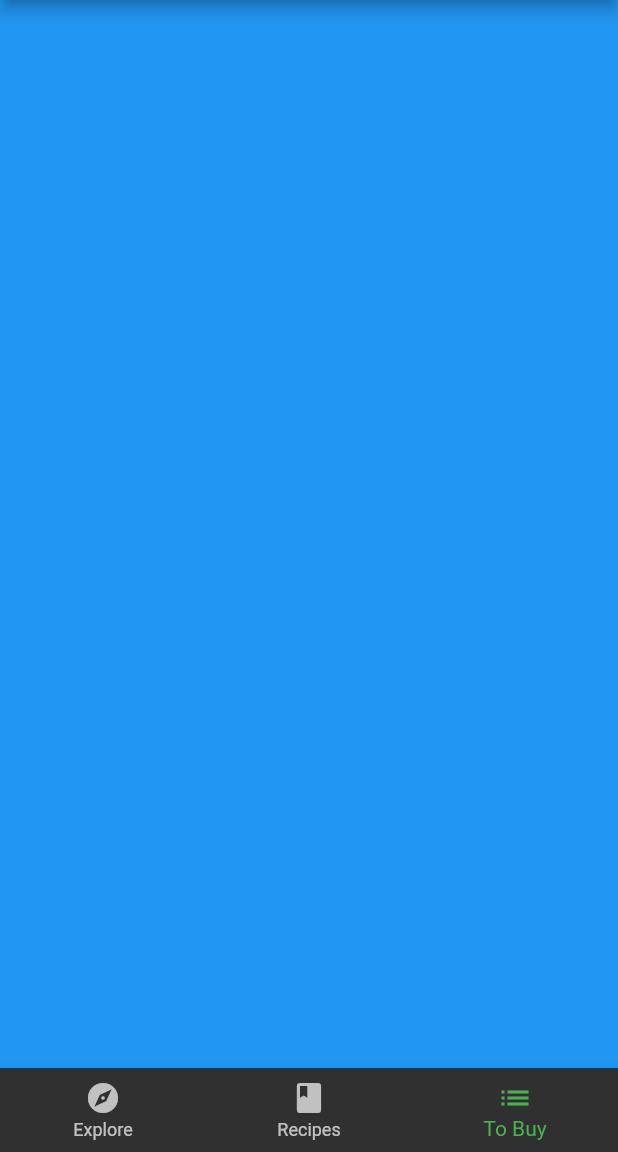
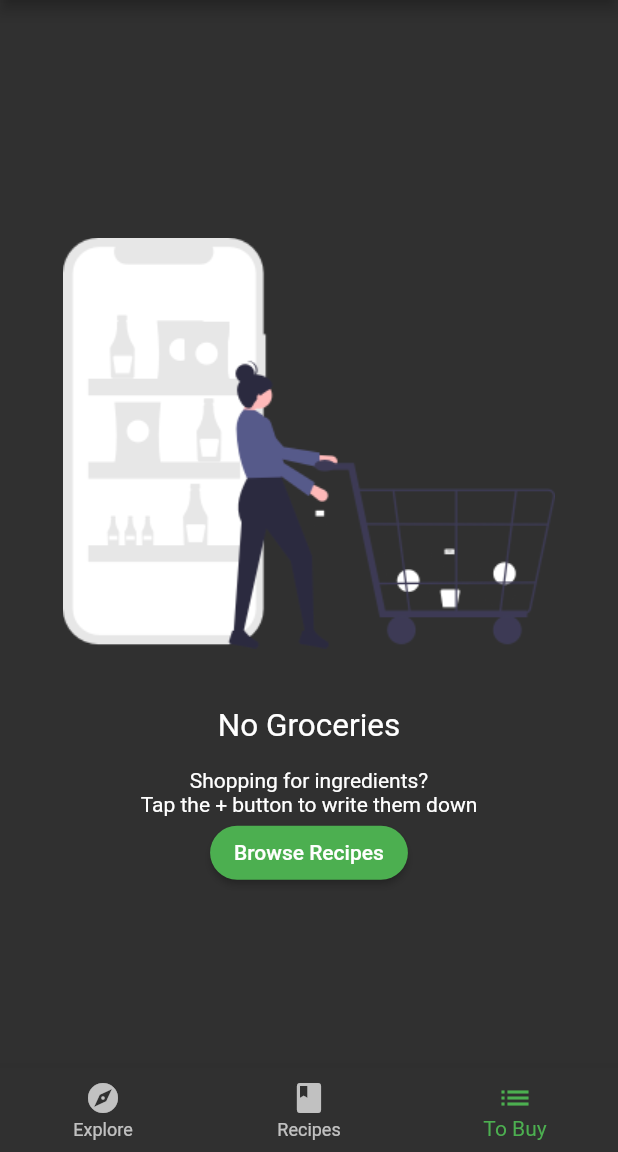
Before and after one commit to quo-vs/food_app, a Flutter app: the screen it shows after launch, item 3 of the bottom bar chosen, on a phone screen of 412 x 824 dp, the part 84-1236 px from its top. Run offline on Flutter 3.47's test engine with Material 2 defaults, Android fonts, the phone set to English and light mode, and no system bars; our stand-ins replace google_fonts.

Commit message:
Added scroll controller and grocery screen

```diff
--- a/lib/api/mock_food_service.dart
+++ b/lib/api/mock_food_service.dart
@@ -48,7 +48,7 @@ class MockFoodService {
     }
   }
 
-  Future<List<SimpleRecipe>> _getRecipes() async {
+  Future<List<SimpleRecipe>> getRecipes() async {
      await Future.delayed(const Duration(milliseconds: 1000));
 
     final dataString =
--- a/lib/components/components.dart
+++ b/lib/components/components.dart
@@ -6,3 +6,5 @@ export 'circle_image.dart';
 export 'today_recipe_list_view.dart';
 export 'friend_post_tile.dart';
 export 'friend_post_list_view.dart';
+export 'recipe_thumbnail.dart';
+export 'recipes_grid_view.dart';
--- a/lib/home.dart
+++ b/lib/home.dart
@@ -1,5 +1,7 @@
 import 'package:flutter/material.dart';
 import 'package:fooderlich/screens/explore_screen.dart';
+import 'package:fooderlich/screens/grocery_screen.dart';
+import 'package:fooderlich/screens/recipes_screen.dart';
 
 class HomeScreen extends StatefulWidget {
   const HomeScreen({Key? key}) : super(key: key);
@@ -13,8 +15,8 @@ class _HomeScreenState extends State<HomeScreen> {
 
   static List<Widget> pages = [
     ExploreScreen(),
-    Container(color: Colors.green,),
-    Container(color: Colors.blue),
+    RecipesScreen(),
+    GroceryScreen(),
   ];
 
   void _onItemTapped(int index) {
--- a/lib/models/models.dart
+++ b/lib/models/models.dart
@@ -2,3 +2,4 @@ export 'explore_recipe.dart';
 export 'post.dart';
 export 'simple_recipe.dart';
 export 'explore_data.dart';
+export 'grocery_item.dart';
--- /dev/null
+++ b/lib/screens/empty_grocery_screen.dart
@@ -0,0 +1,47 @@
+import 'package:flutter/material.dart';
+
+class EmptyGroceryScreen extends StatelessWidget {
+  const EmptyGroceryScreen({Key? key}) : super(key: key);
+
+  @override
+  Widget build(BuildContext context) {
+    return Padding(
+      padding: const EdgeInsets.all(30),
+      child: Center(
+        child: Column(
+          mainAxisAlignment: MainAxisAlignment.center,
+          children: [
+            Flexible(
+              child: AspectRatio(
+                aspectRatio: 1 / 1,
+                child: Image.asset('assets/images/empty_list.png'),
+              ),
+            ),
+            const Text(
+              'No Groceries',
+              style: TextStyle(fontSize: 21),
+            ),
+            const SizedBox(height: 16),
+            const Text(
+              'Shopping for ingredients? \n'
+              'Tap the + button to write them down',
+              textAlign: TextAlign.center,
+            ),
+            MaterialButton(
+              textColor: Colors.white,
+              child: const Text('Browse Recipes'),
+              shape: RoundedRectangleBorder(
+                borderRadius: BorderRadius.circular(30),
+              ),
+              color: Colors.green,
+
+              onPressed: () {
+                // Go to recipes Tab
+              },
+            )
+          ],
+        ),
+      ),
+    );
+  }
+}
--- /dev/null
+++ b/lib/screens/grocery_screen.dart
@@ -0,0 +1,11 @@
+import 'package:flutter/material.dart';
+import 'package:fooderlich/screens/empty_grocery_screen.dart';
+
+class GroceryScreen extends StatelessWidget {
+  const GroceryScreen({ Key? key }) : super(key: key);
+
+  @override
+  Widget build(BuildContext context) {
+    return const EmptyGroceryScreen();
+  }
+}
--- a/pubspec.yaml
+++ b/pubspec.yaml
@@ -32,3 +32,4 @@ flutter:
     - assets/magazine_pics/
     - assets/sample_data/
     - assets/profile_pics/
+    - assets/images/
```
Also changed, not shown: lib/components/recipe_thumbnail.dart (added, +41 -0 lines), lib/components/recipes_grid_view.dart (added, +29 -0 lines), lib/models/grocery_item.dart (added, +47 -0 lines), lib/screens/explore_screen.dart (+33 -2 lines), lib/screens/recipes_screen.dart (added, +26 -0 lines), assets/images/empty_list.png (added), 1 other file.
